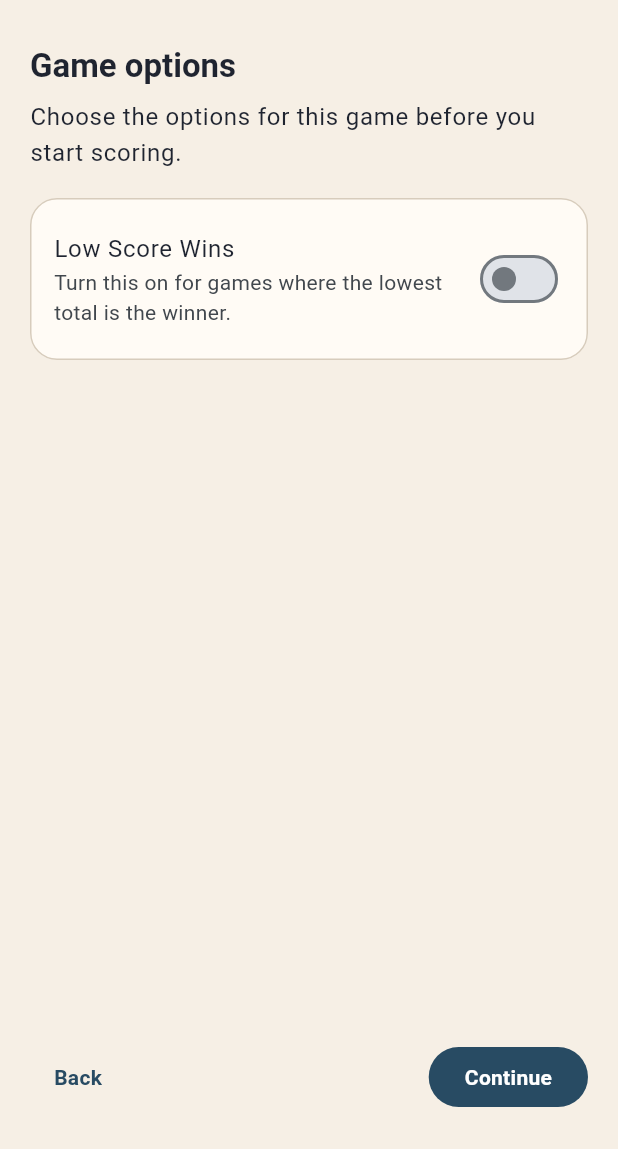
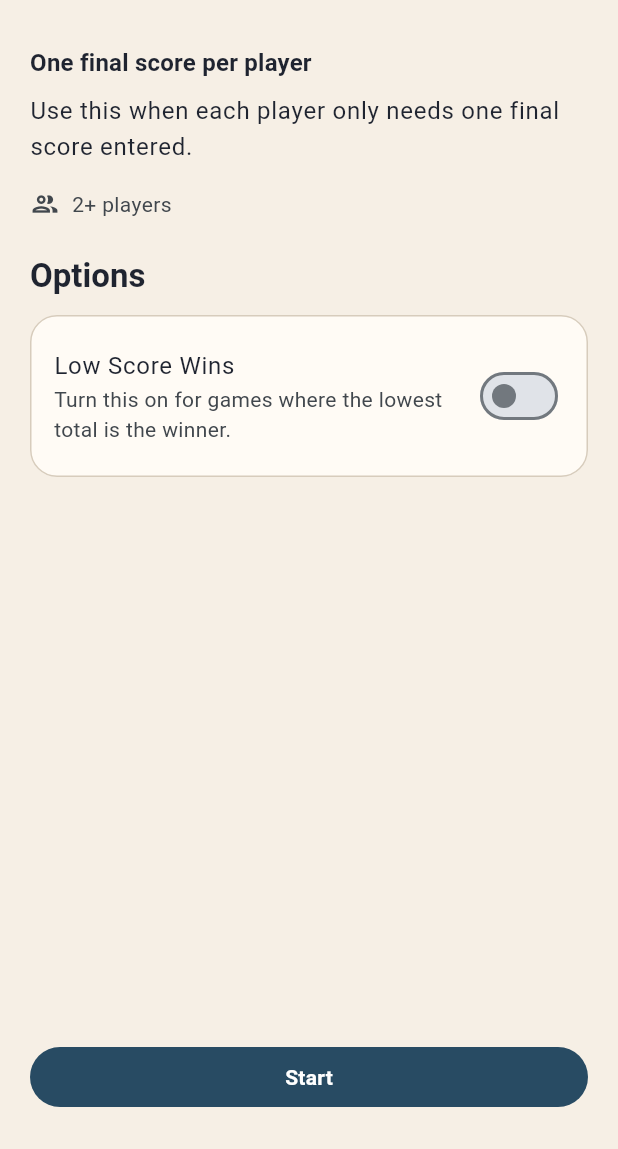
Before and after one commit to evets17/scoard_game, a Flutter app: the ScoreGameScreen screen opened by its route, after a tap on "Quick Score", on a phone screen of 412 x 824 dp, the part 87-1236 px from its top. Run offline on Flutter 3.47's test engine with Material 3 defaults, Android fonts, the phone set to English and light mode, and no system bars; our stand-ins replace drift, shared_preferences, wakelock_plus; accounts and stored records are empty; generated files the repository leaves out were written again.

Commit message:
chore: commit pending changes
Co-authored-by: Copilot <223556219+Copilot@users.noreply.github.com>

```diff
--- a/assets/templates/quick-final-score-basic.json
+++ b/assets/templates/quick-final-score-basic.json
@@ -3,6 +3,7 @@
   "id": "quick-final-score-basic",
   "version": "1.0.0",
   "name": "Quick Score",
+  "subtitle": "One final score per player",
   "description": "Use this when each player only needs one final score entered.",
   "players": { "minimum": 2 },
   "scoringModel": "finalScore",
--- a/assets/templates/round-score-basic.json
+++ b/assets/templates/round-score-basic.json
@@ -3,6 +3,7 @@
   "id": "round-score-basic",
   "version": "1.0.0",
   "name": "Round Score",
+  "subtitle": "Scores add up each round",
   "description": "Use this when each round has one score per player and totals add up over time.",
   "players": { "minimum": 2 },
   "scoringModel": "rounds",
--- a/assets/templates/skyjo.json
+++ b/assets/templates/skyjo.json
@@ -3,7 +3,7 @@
   "id": "skyjo",
   "version": "1.0.0",
   "name": "Skyjo",
-  "description": "Add up each round's cards. Lowest total wins once someone reaches 100.",
+  "description": "Add up each round's cards. Lowest total wins. Game ends once someone reaches 100.",
   "source": "Skyjo rulebook (Magilano), scoring section",
   "players": { "minimum": 2, "maximum": 8 },
   "scoringModel": "rounds",
--- a/lib/application/models/scoring/scoring_preset.dart
+++ b/lib/application/models/scoring/scoring_preset.dart
@@ -8,7 +8,8 @@ class ScoringPreset {
   const ScoringPreset({
     required this.id,
     required this.displayName,
-    required this.chooserDescription,
+    required this.description,
+    this.subtitle,
     required this.scoringModel,
     required this.minimumPlayers,
     required this.winnerRule,
@@ -21,7 +22,12 @@ class ScoringPreset {
 
   final String id;
   final String displayName;
-  final String chooserDescription;
+  /// Short line shown under the name in Score a Game, for example to tell
+  /// apart two templates for the same game.
+  final String? subtitle;
+
+  /// Longer explanation shown on the game page.
+  final String description;
   final ScoringModel scoringModel;
   final int minimumPlayers;
 
--- a/lib/core/templates/template_parser.dart
+++ b/lib/core/templates/template_parser.dart
@@ -18,7 +18,8 @@ ScoringPreset parseTemplateJson(Map<String, Object?> json) {
     id: json['id']! as String,
     version: json['version']! as String,
     displayName: json['name']! as String,
-    chooserDescription: json['description']! as String,
+    subtitle: json['subtitle'] as String?,
+    description: json['description']! as String,
     source: json['source'] as String?,
     scoringModel: switch (json['scoringModel']) {
       'rounds' => ScoringModel.rounds,
--- a/lib/core/templates/template_validator.dart
+++ b/lib/core/templates/template_validator.dart
@@ -44,6 +44,7 @@ List<TemplateProblem> validateTemplateJson(
     'id',
     'version',
     'name',
+    'subtitle',
     'description',
     'source',
     'players',
@@ -72,6 +73,7 @@ List<TemplateProblem> validateTemplateJson(
   }
 
   template.text('name', required: true);
+  template.text('subtitle');
   template.text('description', required: true);
   template.text('source');
   template.oneOf('scoringModel', templateScoringModels, required: true);
--- /dev/null
+++ b/lib/ui/game_page/game_page_screen.dart
@@ -0,0 +1,298 @@
+import 'package:flutter/material.dart';
+import 'package:scoard_game/application/models/scoring/preset_prompt_answer.dart';
+import 'package:scoard_game/application/models/scoring/preset_prompt_definition.dart';
+import 'package:scoard_game/application/models/scoring/preset_prompt_kind.dart';
+import 'package:scoard_game/application/models/scoring/scoring_preset.dart';
+import 'package:scoard_game/ui/navigation/app_screen_scaffold.dart';
+import 'package:url_launcher/url_launcher.dart';
+
+/// The page shown after a game is picked: what the game is, who it is for,
+/// any options, and Start.
+class GamePageScreen extends StatefulWidget {
+  const GamePageScreen({
+    required this.preset,
+    required this.onStart,
+    this.openLink = _openInBrowser,
+    super.key,
+  });
+
+  final ScoringPreset preset;
+  final ValueChanged<List<PresetPromptAnswer>> onStart;
+
+  /// Opens a rules link. Returns false if it could not be opened.
+  final Future<bool> Function(Uri uri) openLink;
+
+  @override
+  State<GamePageScreen> createState() => _GamePageScreenState();
+}
+
+Future<bool> _openInBrowser(Uri uri) {
+  return launchUrl(uri, mode: LaunchMode.externalApplication);
+}
+
+/// "2–8 players", "2+ players", or "2 players".
+String playerCountLabel(ScoringPreset preset) {
+  final minimum = preset.minimumPlayers;
+  final maximum = preset.maximumPlayers;
+  final noun = (maximum ?? minimum) == 1 ? 'player' : 'players';
+
+  if (maximum == null) {
+    return '$minimum+ players';
+  }
+  if (maximum == minimum) {
+    return '$minimum $noun';
+  }
+  return '$minimum–$maximum $noun';
+}
+
+class _GamePageScreenState extends State<GamePageScreen> {
+  late final Map<String, bool> _booleanAnswers;
+  late final Map<String, TextEditingController> _integerControllers;
+  String? _errorText;
+
+  @override
+  void initState() {
+    super.initState();
+    _booleanAnswers = {
+      for (final prompt in widget.preset.promptDefinitions)
+        if (prompt.kind == PresetPromptKind.boolean)
+          prompt.id: prompt.defaultBooleanValue ?? false,
+    };
+    _integerControllers = {
+      for (final prompt in widget.preset.promptDefinitions)
+        if (prompt.kind == PresetPromptKind.integer)
+          prompt.id: TextEditingController(
+            text: prompt.defaultIntegerValue?.toString() ?? '',
+          ),
+    };
+  }
+
+  @override
+  void dispose() {
+    for (final controller in _integerControllers.values) {
+      controller.dispose();
+    }
+    super.dispose();
+  }
+
+  @override
+  Widget build(BuildContext context) {
+    final theme = Theme.of(context);
+    final preset = widget.preset;
+    final secondaryStyle = theme.textTheme.bodyMedium?.copyWith(
+      color: theme.colorScheme.onSurfaceVariant,
+    );
+
+    return AppScreenScaffold(
+      title: preset.displayName,
+      child: Column(
+        crossAxisAlignment: CrossAxisAlignment.start,
+        children: [
+          Expanded(
+            child: ListView(
+              children: [
+                if (preset.subtitle != null) ...[
+                  Text(preset.subtitle!, style: theme.textTheme.titleMedium),
+                  const SizedBox(height: 8),
+                ],
+                Text(preset.description, style: theme.textTheme.bodyLarge),
+                const SizedBox(height: 16),
+                Row(
+                  children: [
+                    Icon(
+                      Icons.group_outlined,
+                      size: 20,
+                      color: theme.colorScheme.onSurfaceVariant,
+                    ),
+                    const SizedBox(width: 8),
+                    Text(playerCountLabel(preset), style: secondaryStyle),
+                  ],
+                ),
+                if (preset.source != null) ...[
+                  const SizedBox(height: 8),
+                  _RulesSource(
+                    source: preset.source!,
+                    style: secondaryStyle,
+                    openLink: widget.openLink,
+                  ),
+                ],
+                if (preset.promptDefinitions.isNotEmpty) ...[
+                  const SizedBox(height: 24),
+                  Text('Options', style: theme.textTheme.titleLarge),
+                  const SizedBox(height: 12),
+                  ...preset.promptDefinitions.map(
+                    (prompt) => _buildPromptField(context, prompt),
+                  ),
+                ],
+              ],
+            ),
+          ),
+          if (_errorText != null) ...[
+            const SizedBox(height: 8),
+            Text(
+              _errorText!,
+              style: theme.textTheme.bodyMedium?.copyWith(
+                color: theme.colorScheme.error,
+              ),
+            ),
+          ],
+          const SizedBox(height: 12),
+          SizedBox(
+            width: double.infinity,
+            child: FilledButton(
+              onPressed: _start,
+              child: const Text('Start'),
+            ),
+          ),
+        ],
+      ),
+    );
+  }
+
+  Widget _buildPromptField(BuildContext context, PresetPromptDefinition prompt) {
+    final theme = Theme.of(context);
+
+    return Card(
+      margin: const EdgeInsets.only(bottom: 12),
+      child: Padding(
+        padding: const EdgeInsets.symmetric(horizontal: 16, vertical: 14),
+        child: switch (prompt.kind) {
+          PresetPromptKind.boolean => SwitchListTile.adaptive(
+              contentPadding: EdgeInsets.zero,
+              title: Text(prompt.label),
+              subtitle:
+                  prompt.promptText == null ? null : Text(prompt.promptText!),
+              value: _booleanAnswers[prompt.id] ?? false,
+              onChanged: (value) {
+                setState(() {
+                  _errorText = null;
+                  _booleanAnswers[prompt.id] = value;
+                });
+              },
+            ),
+          PresetPromptKind.integer => Column(
+              crossAxisAlignment: CrossAxisAlignment.start,
+              children: [
+                Text(prompt.label, style: theme.textTheme.titleMedium),
+                if (prompt.promptText != null) ...[
+                  const SizedBox(height: 6),
+                  Text(prompt.promptText!, style: theme.textTheme.bodyMedium),
+                ],
+                const SizedBox(height: 12),
+                TextField(
+                  controller: _integerControllers[prompt.id],
+                  keyboardType: const TextInputType.numberWithOptions(
+                    signed: true,
+                    decimal: false,
+                  ),
+                  decoration: InputDecoration(labelText: prompt.label),
+                ),
+              ],
+            ),
+        },
+      ),
+    );
+  }
+
+  void _start() {
+    final answers = <PresetPromptAnswer>[];
+
+    for (final prompt in widget.preset.promptDefinitions) {
+      switch (prompt.kind) {
+        case PresetPromptKind.boolean:
+          answers.add(
+            PresetPromptAnswer.boolean(
+              id: prompt.id,
+              value: _booleanAnswers[prompt.id] ?? false,
+            ),
+          );
+        case PresetPromptKind.integer:
+          final rawValue = _integerControllers[prompt.id]!.text.trim();
+          final parsedValue = int.tryParse(rawValue);
+          if (parsedValue == null) {
+            setState(() => _errorText = 'Enter a whole number for ${prompt.label}.');
+            return;
+          }
+          answers.add(
+            PresetPromptAnswer.integer(
+              id: prompt.id,
+              value: parsedValue,
+            ),
+          );
+      }
+    }
+
+    widget.onStart(answers);
+  }
+}
+
+/// "Scoring rules: …", as a link when the source is a web address.
+class _RulesSource extends StatelessWidget {
+  const _RulesSource({
+    required this.source,
+    required this.style,
+    required this.openLink,
+  });
+
+  final String source;
+  final TextStyle? style;
+  final Future<bool> Function(Uri uri) openLink;
+
+  @override
+  Widget build(BuildContext context) {
+    final theme = Theme.of(context);
+    final uri = Uri.tryParse(source.trim());
+    final isLink = uri != null &&
+        (uri.scheme == 'https' || uri.scheme == 'http') &&
+        uri.host.isNotEmpty;
+
+    final row = Row(
+      crossAxisAlignment: CrossAxisAlignment.start,
+      children: [
+        Icon(
+          isLink ? Icons.open_in_new_rounded : Icons.menu_book_outlined,
+          size: 20,
+          color: isLink
+              ? theme.colorScheme.primary
+              : theme.colorScheme.onSurfaceVariant,
+        ),
+        const SizedBox(width: 8),
+        Expanded(
+          child: Text(
+            isLink ? 'Scoring rules' : 'Scoring rules: $source',
+            style: isLink
+                ? style?.copyWith(
+                    color: theme.colorScheme.primary,
+                    decoration: TextDecoration.underline,
+                  )
+                : style,
+          ),
+        ),
+      ],
+    );
+
+    if (!isLink) {
+      return row;
+    }
+
+    return InkWell(
+      onTap: () async {
+        var opened = false;
+        try {
+          opened = await openLink(uri);
+        } on Exception {
+          opened = false;
+        }
+        if (!opened && context.mounted) {
+          ScaffoldMessenger.of(context).showSnackBar(
+            const SnackBar(content: Text('The rules link could not be opened.')),
+          );
+        }
+      },
+      child: Padding(
+        padding: const EdgeInsets.symmetric(vertical: 4),
+        child: row,
+      ),
+    );
+  }
+}
--- a/lib/ui/preset_options/preset_options_screen.dart
+++ /dev/null
@@ -1,187 +0,0 @@
-import 'package:flutter/material.dart';
-import 'package:scoard_game/application/models/scoring/preset_prompt_answer.dart';
-import 'package:scoard_game/application/models/scoring/preset_prompt_definition.dart';
-import 'package:scoard_game/application/models/scoring/preset_prompt_kind.dart';
-import 'package:scoard_game/application/models/scoring/scoring_preset.dart';
-import 'package:scoard_game/ui/navigation/app_screen_scaffold.dart';
-
-class PresetOptionsScreen extends StatefulWidget {
-  const PresetOptionsScreen({
-    required this.preset,
-    required this.onContinue,
-    super.key,
-  });
-
-  final ScoringPreset preset;
-  final ValueChanged<List<PresetPromptAnswer>> onContinue;
-
-  @override
-  State<PresetOptionsScreen> createState() => _PresetOptionsScreenState();
-}
-
-class _PresetOptionsScreenState extends State<PresetOptionsScreen> {
-  late final Map<String, bool> _booleanAnswers;
-  late final Map<String, TextEditingController> _integerControllers;
-  String? _errorText;
-
-  @override
-  void initState() {
-    super.initState();
-    _booleanAnswers = {
-      for (final prompt in widget.preset.promptDefinitions)
-        if (prompt.kind == PresetPromptKind.boolean)
-          prompt.id: prompt.defaultBooleanValue ?? false,
-    };
-    _integerControllers = {
-      for (final prompt in widget.preset.promptDefinitions)
-        if (prompt.kind == PresetPromptKind.integer)
-          prompt.id: TextEditingController(
-            text: prompt.defaultIntegerValue?.toString() ?? '',
-          ),
-    };
-  }
-
-  @override
-  void dispose() {
-    for (final controller in _integerControllers.values) {
-      controller.dispose();
-    }
-    super.dispose();
-  }
-
-  @override
-  Widget build(BuildContext context) {
-    final theme = Theme.of(context);
-
-    return AppScreenScaffold(
-      title: widget.preset.displayName,
-      child: Column(
-        crossAxisAlignment: CrossAxisAlignment.start,
-        children: [
-          Text(
-            'Game options',
-            style: theme.textTheme.titleLarge,
-          ),
-          const SizedBox(height: 8),
-          Text(
-            'Choose the options for this game before you start scoring.',
-            style: theme.textTheme.bodyLarge,
-          ),
-          const SizedBox(height: 18),
-          Expanded(
-            child: ListView(
-              children: widget.preset.promptDefinitions
-                  .map((prompt) => _buildPromptField(context, prompt))
-                  .toList(growable: false),
-            ),
-          ),
-          if (_errorText != null) ...[
-            const SizedBox(height: 8),
-            Text(
-              _errorText!,
-              style: theme.textTheme.bodyMedium?.copyWith(
-                color: theme.colorScheme.error,
-              ),
-            ),
-          ],
-          const SizedBox(height: 12),
-          Row(
-            children: [
-              TextButton(
-                onPressed: () => Navigator.of(context).pop(),
-                child: const Text('Back'),
-              ),
-              const Spacer(),
-              FilledButton(
-                onPressed: _continue,
-                child: const Text('Continue'),
-              ),
-            ],
-          ),
-        ],
-      ),
-    );
-  }
-
-  Widget _buildPromptField(BuildContext context, PresetPromptDefinition prompt) {
-    final theme = Theme.of(context);
-
-    return Card(
-      margin: const EdgeInsets.only(bottom: 12),
-      child: Padding(
-        padding: const EdgeInsets.symmetric(horizontal: 16, vertical: 14),
-        child: switch (prompt.kind) {
-          PresetPromptKind.boolean => Column(
-              crossAxisAlignment: CrossAxisAlignment.start,
-              children: [
-                SwitchListTile.adaptive(
-                  contentPadding: EdgeInsets.zero,
-                  title: Text(prompt.label),
-                  subtitle: prompt.promptText == null
-                      ? null
-                      : Text(prompt.promptText!),
-                  value: _booleanAnswers[prompt.id] ?? false,
-                  onChanged: (value) {
-                    setState(() {
-                      _errorText = null;
-                      _booleanAnswers[prompt.id] = value;
-                    });
-                  },
-                ),
-              ],
-            ),
-          PresetPromptKind.integer => Column(
-              crossAxisAlignment: CrossAxisAlignment.start,
-              children: [
-                Text(prompt.label, style: theme.textTheme.titleMedium),
-                if (prompt.promptText != null) ...[
-                  const SizedBox(height: 6),
-                  Text(prompt.promptText!, style: theme.textTheme.bodyMedium),
-                ],
-                const SizedBox(height: 12),
-                TextField(
-                  controller: _integerControllers[prompt.id],
-                  keyboardType: const TextInputType.numberWithOptions(
-                    signed: true,
-                    decimal: false,
-                  ),
-                  decoration: InputDecoration(labelText: prompt.label),
-                ),
-              ],
-            ),
-        },
-      ),
-    );
-  }
-
-  void _continue() {
-    final answers = <PresetPromptAnswer>[];
-
-    for (final prompt in widget.preset.promptDefinitions) {
-      switch (prompt.kind) {
-        case PresetPromptKind.boolean:
-          answers.add(
-            PresetPromptAnswer.boolean(
-              id: prompt.id,
-              value: _booleanAnswers[prompt.id] ?? false,
-            ),
-          );
-        case PresetPromptKind.integer:
-          final rawValue = _integerControllers[prompt.id]!.text.trim();
-          final parsedValue = int.tryParse(rawValue);
-          if (parsedValue == null) {
-            setState(() => _errorText = 'Enter a whole number for ${prompt.label}.');
-            return;
-          }
-          answers.add(
-            PresetPromptAnswer.integer(
-              id: prompt.id,
-              value: parsedValue,
-            ),
-          );
-      }
-    }
-
-    widget.onContinue(answers);
-  }
-}
--- a/lib/ui/quick_score/score_game_screen.dart
+++ b/lib/ui/quick_score/score_game_screen.dart
@@ -5,7 +5,7 @@ import 'package:scoard_game/application/models/scoring/scoring_preset.dart';
 import 'package:scoard_game/core/templates/template_catalog.dart';
 import 'package:scoard_game/ui/navigation/app_routes.dart';
 import 'package:scoard_game/ui/navigation/app_screen_scaffold.dart';
-import 'package:scoard_game/ui/preset_options/preset_options_screen.dart';
+import 'package:scoard_game/ui/game_page/game_page_screen.dart';
 
 class ScoreGameScreen extends StatelessWidget {
   const ScoreGameScreen({required this.templateCatalog, super.key});
@@ -23,7 +23,7 @@ class ScoreGameScreen extends StatelessWidget {
         crossAxisAlignment: CrossAxisAlignment.start,
         children: [
           Text(
-            'How do you want to score this game?',
+            'What are you playing?',
             style: theme.textTheme.bodyLarge,
           ),
           const SizedBox(height: 16),
@@ -47,19 +47,12 @@ class ScoreGameScreen extends StatelessWidget {
   Future<void> _startPreset(BuildContext context, ScoringPreset preset) async {
     final routeName = _routeFor(preset.scoringModel);
 
-    if (preset.promptDefinitions.isEmpty) {
-      await Navigator.of(context).pushNamed(
-        routeName,
-        arguments: ScoringSessionStartConfiguration(presetId: preset.id),
-      );
-      return;
-    }
-
+    // Every game opens its game page first, whether or not it has options.
     await Navigator.of(context).push(
       MaterialPageRoute<void>(
-        builder: (_) => PresetOptionsScreen(
+        builder: (_) => GamePageScreen(
           preset: preset,
-          onContinue: (answers) {
+          onStart: (answers) {
             Navigator.of(context).pushReplacementNamed(
               routeName,
               arguments: ScoringSessionStartConfiguration(
@@ -110,11 +103,13 @@ class _PresetOptionCard extends StatelessWidget {
                   crossAxisAlignment: CrossAxisAlignment.start,
                   children: [
                     Text(preset.displayName, style: theme.textTheme.titleLarge),
-                    const SizedBox(height: 6),
-                    Text(
-                      preset.chooserDescription,
-                      style: theme.textTheme.bodyMedium,
-                    ),
+                    if (preset.subtitle != null) ...[
+                      const SizedBox(height: 4),
+                      Text(
+                        preset.subtitle!,
+                        style: theme.textTheme.bodyMedium,
+                      ),
+                    ],
                   ],
                 ),
               ),
--- a/pubspec.yaml
+++ b/pubspec.yaml
@@ -14,6 +14,7 @@ dependencies:
   path_provider: ^2.1.5
   shared_preferences: ^2.5.3
   sqlite3_flutter_libs: ^0.5.39
+  url_launcher: ^6.3.3
   wakelock_plus: ^1.7.0
 
 dev_dependencies:
```
Also changed, not shown: pubspec.lock, 9 other files.
